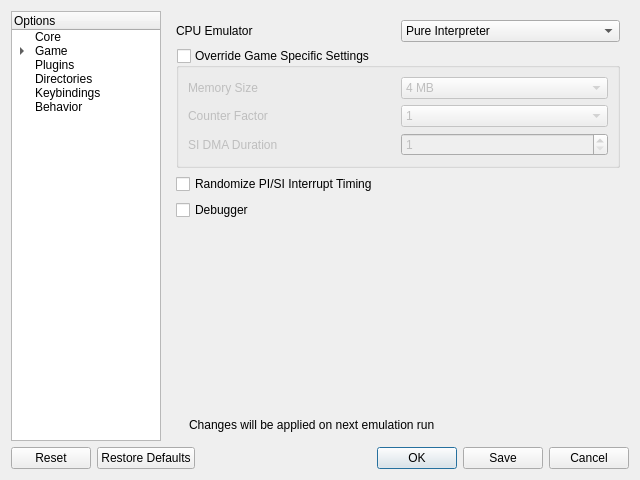
The window that Source/RMG/UserInterface/Dialog/SettingsDialog.ui (Rosalie241/RMG) describes before a commit, drawn with Qt 5.
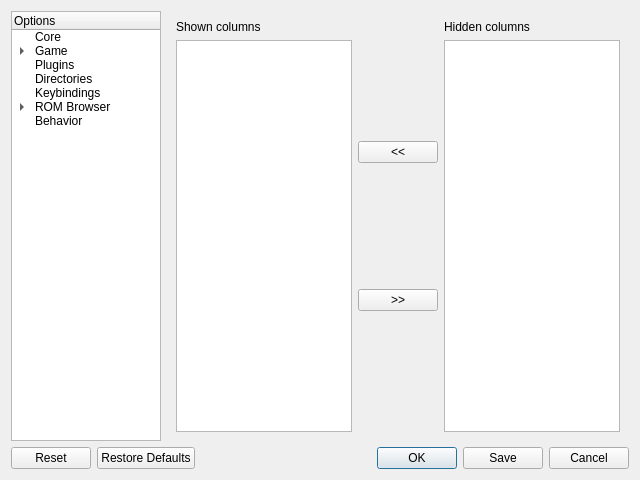
The same window after the commit. The open tabs and pages were chosen to show the change. Icons and pictures are not drawn. Custom widgets are drawn as their Qt base class.

```diff
--- a/Source/RMG/UserInterface/Dialog/SettingsDialog.ui
+++ b/Source/RMG/UserInterface/Dialog/SettingsDialog.ui
@@ -96,6 +96,16 @@
            <string>Keybindings</string>
           </property>
          </item>
+         <item>
+          <property name="text">
+           <string>ROM Browser</string>
+          </property>
+          <item>
+           <property name="text">
+            <string>Columns</string>
+           </property>
+          </item>
+         </item>
          <item>
           <property name="text">
            <string>Behavior</string>
@@ -1664,6 +1674,133 @@
            </item>
           </layout>
          </widget>
+         <widget class="QWidget" name="rombrowserPage">
+          <layout class="QVBoxLayout" name="verticalLayout_21">
+           <item>
+            <layout class="QHBoxLayout" name="horizontalLayout_44">
+             <item>
+              <widget class="QLabel" name="label_46">
+               <property name="text">
+                <string>Maximum Items</string>
+               </property>
+              </widget>
+             </item>
+             <item>
+              <widget class="QSpinBox" name="rombrowserMaxItemsSpinBox"/>
+             </item>
+            </layout>
+           </item>
+           <item>
+            <widget class="QCheckBox" name="rombrowserRecursiveSearchCheckBox">
+             <property name="text">
+              <string>Recursive Search</string>
+             </property>
+            </widget>
+           </item>
+           <item>
+            <spacer name="verticalSpacer_10">
+             <property name="orientation">
+              <enum>Qt::Vertical</enum>
+             </property>
+             <property name="sizeHint" stdset="0">
+              <size>
+               <width>20</width>
+               <height>341</height>
+              </size>
+             </property>
+            </spacer>
+           </item>
+          </layout>
+         </widget>
+         <widget class="QWidget" name="rombrowserColumnsPage">
+          <layout class="QHBoxLayout" name="horizontalLayout_43">
+           <item>
+            <layout class="QVBoxLayout" name="verticalLayout_18">
+             <item>
+              <widget class="QLabel" name="label_23">
+               <property name="text">
+                <string>Shown columns</string>
+               </property>
+              </widget>
+             </item>
+             <item>
+              <widget class="QListView" name="rombrowserShownColumnListView"/>
+             </item>
+            </layout>
+           </item>
+           <item>
+            <layout class="QVBoxLayout" name="verticalLayout_20">
+             <item>
+              <spacer name="verticalSpacer_9">
+               <property name="orientation">
+                <enum>Qt::Vertical</enum>
+               </property>
+               <property name="sizeHint" stdset="0">
+                <size>
+                 <width>20</width>
+                 <height>40</height>
+                </size>
+               </property>
+              </spacer>
+             </item>
+             <item>
+              <widget class="QPushButton" name="rombrowserShowColumnButton">
+               <property name="text">
+                <string>&lt;&lt;</string>
+               </property>
+              </widget>
+             </item>
+             <item>
+              <spacer name="verticalSpacer_7">
+               <property name="orientation">
+                <enum>Qt::Vertical</enum>
+               </property>
+               <property name="sizeHint" stdset="0">
+                <size>
+                 <width>20</width>
+                 <height>40</height>
+                </size>
+               </property>
+              </spacer>
+             </item>
+             <item>
+              <widget class="QPushButton" name="rombrowserHideColumnButton">
+               <property name="text">
+                <string>&gt;&gt;</string>
+               </property>
+              </widget>
+             </item>
+             <item>
+              <spacer name="verticalSpacer_8">
+               <property name="orientation">
+                <enum>Qt::Vertical</enum>
+               </property>
+               <property name="sizeHint" stdset="0">
+                <size>
+                 <width>20</width>
+                 <height>40</height>
+                </size>
+               </property>
+              </spacer>
+             </item>
+            </layout>
+           </item>
+           <item>
+            <layout class="QVBoxLayout" name="verticalLayout_19">
+             <item>
+              <widget class="QLabel" name="label_24">
+               <property name="text">
+                <string>Hidden columns</string>
+               </property>
+              </widget>
+             </item>
+             <item>
+              <widget class="QListView" name="rombrowserHiddenColumnListView"/>
+             </item>
+            </layout>
+           </item>
+          </layout>
+         </widget>
          <widget class="QWidget" name="behaviorPage">
           <layout class="QVBoxLayout" name="verticalLayout_17">
            <item>
```
Left out of the diff: 2 changed lines with no effect on the pictures.
